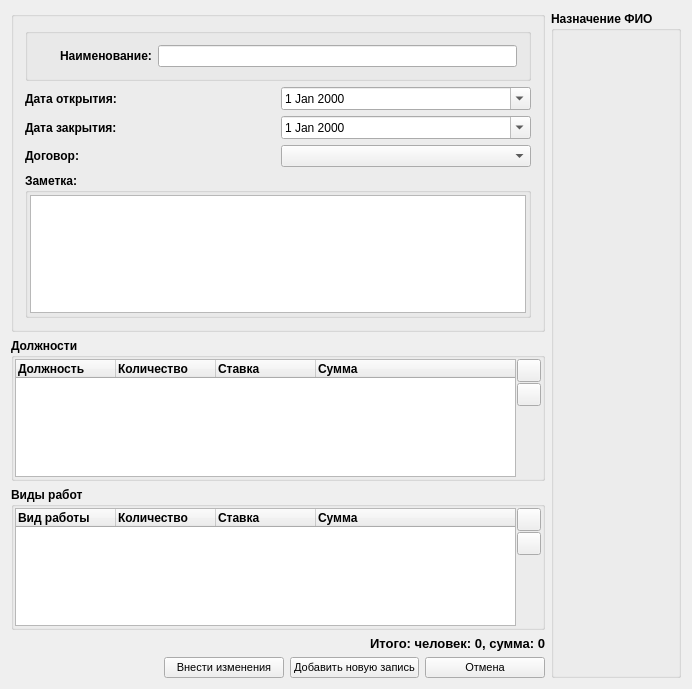
The window that src/zestimatesform.ui (SergeyZaz/Cleaning) describes before a commit, drawn with Qt 5.
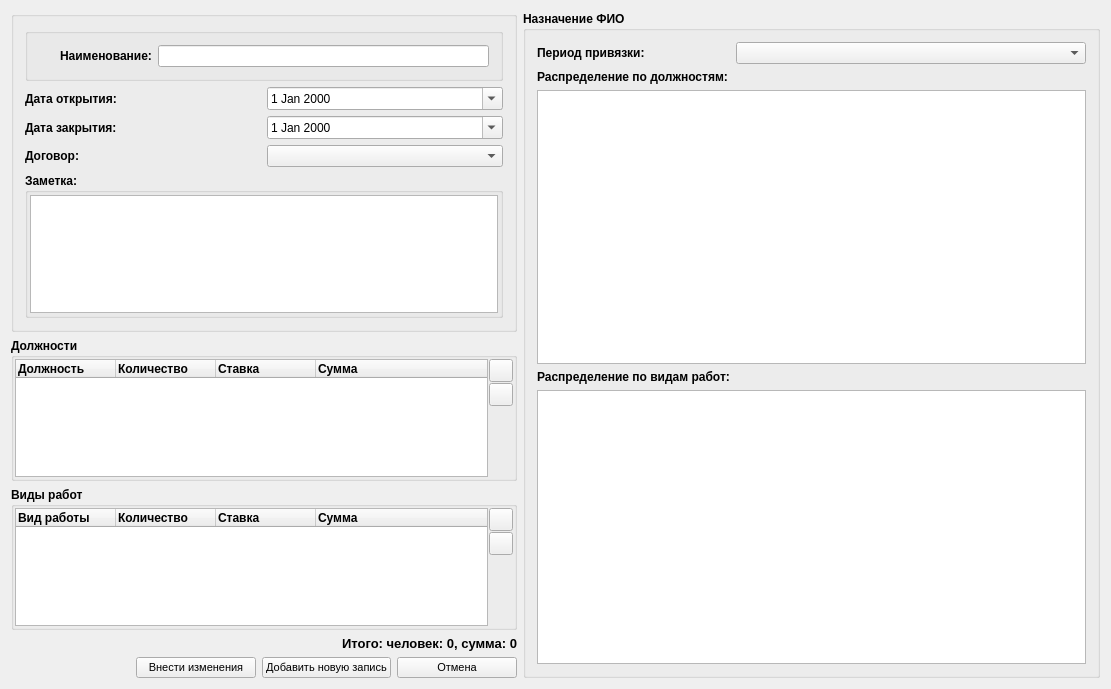
The same window after the commit. Icons and pictures are not drawn.

```diff
--- a/src/zestimatesform.ui
+++ b/src/zestimatesform.ui
@@ -6,7 +6,7 @@
    <rect>
     <x>0</x>
     <y>0</y>
-    <width>692</width>
+    <width>1111</width>
     <height>689</height>
    </rect>
   </property>
@@ -194,6 +194,12 @@
    </item>
    <item row="0" column="1" rowspan="5">
     <widget class="QGroupBox" name="groupBox">
+     <property name="sizePolicy">
+      <sizepolicy hsizetype="Expanding" vsizetype="Preferred">
+       <horstretch>0</horstretch>
+       <verstretch>0</verstretch>
+      </sizepolicy>
+     </property>
      <property name="font">
       <font>
        <weight>75</weight>
@@ -203,6 +209,77 @@
      <property name="title">
       <string>Назначение ФИО</string>
      </property>
+     <layout class="QGridLayout" name="gridLayout_7">
+      <item row="0" column="0">
+       <widget class="QLabel" name="nameText_5">
+        <property name="font">
+         <font>
+          <weight>75</weight>
+          <bold>true</bold>
+         </font>
+        </property>
+        <property name="text">
+         <string>Период привязки:</string>
+        </property>
+       </widget>
+      </item>
+      <item row="0" column="1">
+       <widget class="QComboBox" name="cboPeriod">
+        <property name="minimumSize">
+         <size>
+          <width>350</width>
+          <height>0</height>
+         </size>
+        </property>
+       </widget>
+      </item>
+      <item row="2" column="0" colspan="2">
+       <widget class="QTableView" name="tblPostFio">
+        <property name="sortingEnabled">
+         <bool>true</bool>
+        </property>
+        <attribute name="horizontalHeaderStretchLastSection">
+         <bool>true</bool>
+        </attribute>
+       </widget>
+      </item>
+      <item row="1" column="0">
+       <widget class="QLabel" name="nameText_6">
+        <property name="font">
+         <font>
+          <weight>75</weight>
+          <bold>true</bold>
+         </font>
+        </property>
+        <property name="text">
+         <string>Распределение по должностям:</string>
+        </property>
+       </widget>
+      </item>
+      <item row="3" column="0">
+       <widget class="QLabel" name="nameText_7">
+        <property name="font">
+         <font>
+          <weight>75</weight>
+          <bold>true</bold>
+         </font>
+        </property>
+        <property name="text">
+         <string>Распределение по видам работ:</string>
+        </property>
+       </widget>
+      </item>
+      <item row="4" column="0" colspan="2">
+       <widget class="QTableView" name="tblWorkFio">
+        <property name="sortingEnabled">
+         <bool>true</bool>
+        </property>
+        <attribute name="horizontalHeaderStretchLastSection">
+         <bool>true</bool>
+        </attribute>
+       </widget>
+      </item>
+     </layout>
     </widget>
    </item>
    <item row="1" column="0">
```
Left out of the diff: 34 changed lines with no effect on the pictures.
